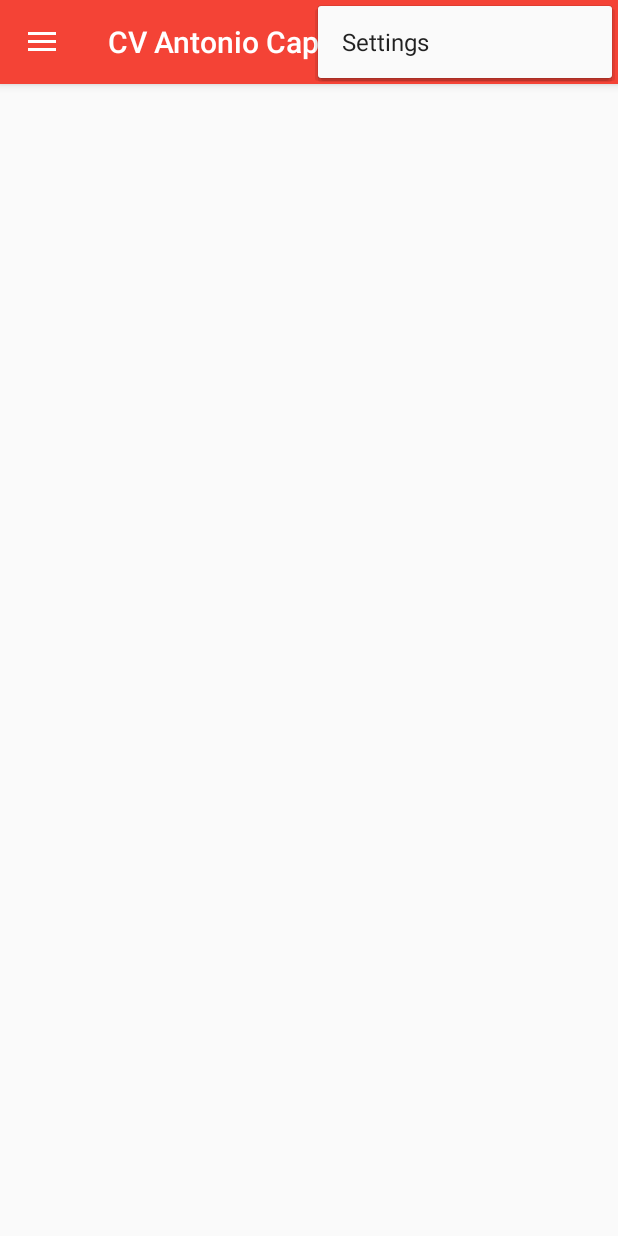
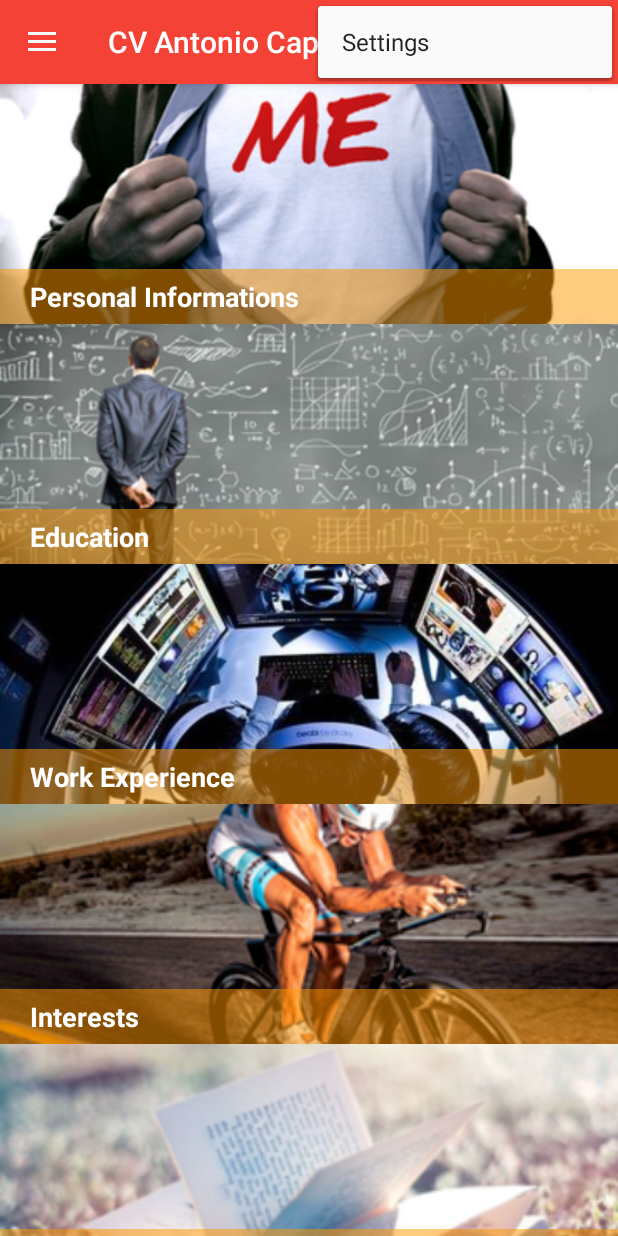
Before and after one commit to AntonioCappiello/curriculum-vitae, an Android app: the screen it shows after launch (MainActivity), with the options menu open, on a phone screen of 412 x 824 dp. Run offline under Robolectric (Android 15) with nearby library versions, the phone set to English and light mode, and no system bars; our stand-ins replace ButterKnife; libraries missing offline, so code that uses them is left out: com.orhanobut.logger; 1 statement that could not run was skipped.

Commit message:
added cv categories

```diff
--- a/app/build.gradle
+++ b/app/build.gradle
@@ -31,4 +31,5 @@ dependencies {
     compile 'de.hdodenhof:circleimageview:2.0.0'
     compile 'com.jakewharton:butterknife:7.0.1'
     compile 'com.orhanobut:logger:1.10'
+    compile 'com.android.support:recyclerview-v7:23.0.1'
 }
--- /dev/null
+++ b/app/src/main/java/com/antoniocappiello/curriculumvitae/model/Category.java
@@ -0,0 +1,27 @@
+package com.antoniocappiello.curriculumvitae.model;
+
+import com.antoniocappiello.curriculumvitae.R;
+
+public enum Category {
+    PERSONAL_INFORMATION(R.string.presona_informations, R.drawable.personal_informations),
+    EDUCATION(R.string.education, R.drawable.education),
+    WORK_EXPERIENCE(R.string.work_experience, R.drawable.work_experience),
+    INTERESTS(R.string.interests, R.drawable.interests),
+    LIBRARY(R.string.library, R.drawable.library);
+
+    private final int mTitleResourceId;
+    private final int mImageResourceId;
+
+    Category(int titleResourceId, int imageResourceId) {
+        mTitleResourceId = titleResourceId;
+        mImageResourceId = imageResourceId;
+    }
+
+    public int getTitleResourceId() {
+        return mTitleResourceId;
+    }
+
+    public int getImageResourceId() {
+        return mImageResourceId;
+    }
+}
--- a/app/src/main/java/com/antoniocappiello/curriculumvitae/view/MainActivity.java
+++ b/app/src/main/java/com/antoniocappiello/curriculumvitae/view/MainActivity.java
@@ -6,6 +6,8 @@ import android.support.v4.view.GravityCompat;
 import android.support.v4.widget.DrawerLayout;
 import android.support.v7.app.ActionBarDrawerToggle;
 import android.support.v7.app.AppCompatActivity;
+import android.support.v7.widget.LinearLayoutManager;
+import android.support.v7.widget.RecyclerView;
 import android.support.v7.widget.Toolbar;
 import android.view.Gravity;
 import android.view.Menu;
@@ -17,6 +19,8 @@ import android.webkit.WebViewClient;
 
 import com.antoniocappiello.curriculumvitae.BuildConfig;
 import com.antoniocappiello.curriculumvitae.R;
+import com.antoniocappiello.curriculumvitae.model.Category;
+import com.antoniocappiello.curriculumvitae.view.adapters.CategoryAdapter;
 
 import butterknife.Bind;
 import butterknife.ButterKnife;
@@ -36,6 +40,9 @@ public class MainActivity extends AppCompatActivity
     @Bind(R.id.nav_view)
     NavigationView mNavigationView;
 
+    @Bind(R.id.category_recycler_view)
+    RecyclerView mRecyclerView;
+
     @Override
     protected void onCreate(Bundle savedInstanceState) {
         super.onCreate(savedInstanceState);
@@ -46,7 +53,17 @@ public class MainActivity extends AppCompatActivity
 
         initNavigationDrawer();
         initWebView();
+        initCategoryRecyclerView();
 
+    }
+
+    private void initCategoryRecyclerView() {
+        mRecyclerView.setHasFixedSize(true);
+        LinearLayoutManager mLayoutManager = new LinearLayoutManager(this);
+        mRecyclerView.setLayoutManager(mLayoutManager);
+
+        CategoryAdapter mCategoryAdapter = new CategoryAdapter(Category.values());
+        mRecyclerView.setAdapter(mCategoryAdapter);
     }
 
     private void initWebView() {
--- /dev/null
+++ b/app/src/main/java/com/antoniocappiello/curriculumvitae/view/adapters/CategoryAdapter.java
@@ -0,0 +1,51 @@
+package com.antoniocappiello.curriculumvitae.view.adapters;
+
+import android.content.Context;
+import android.support.v7.widget.RecyclerView;
+import android.view.LayoutInflater;
+import android.view.View;
+import android.view.ViewGroup;
+import android.widget.ImageView;
+import android.widget.TextView;
+
+import com.antoniocappiello.curriculumvitae.R;
+import com.antoniocappiello.curriculumvitae.model.Category;
+
+public class CategoryAdapter extends RecyclerView.Adapter<CategoryAdapter.ViewHolder> {
+
+    private final Category[] mCategoryArray;
+
+    public CategoryAdapter(Category[] categoryArray) {
+        mCategoryArray = categoryArray;
+    }
+
+    @Override
+    public ViewHolder onCreateViewHolder(ViewGroup parent, int viewType) {
+        View newCategoryView = LayoutInflater.from(parent.getContext()).inflate(R.layout.category_item, parent, false);
+
+        ViewHolder viewHolder = new ViewHolder(newCategoryView);
+        return viewHolder;
+    }
+
+    @Override
+    public void onBindViewHolder(ViewHolder holder, int position) {
+        holder.mTitle.setText(mCategoryArray[position].getTitleResourceId());
+        holder.mImageView.setImageResource(mCategoryArray[position].getImageResourceId());
+    }
+
+    @Override
+    public int getItemCount() {
+        return mCategoryArray.length;
+    }
+
+    public static class ViewHolder extends RecyclerView.ViewHolder  {
+        private final TextView mTitle;
+        private final ImageView mImageView;
+
+        public ViewHolder(View categoryView) {
+            super(categoryView);
+            mTitle = (TextView) categoryView.findViewById(R.id.title);
+            mImageView = (ImageView) categoryView.findViewById(R.id.image);
+        }
+    }
+}
--- /dev/null
+++ b/app/src/main/res/layout/category_item.xml
@@ -0,0 +1,27 @@
+<?xml version="1.0" encoding="utf-8"?>
+
+<RelativeLayout
+    xmlns:android="http://schemas.android.com/apk/res/android"
+    android:layout_width="match_parent"
+    android:layout_height="@dimen/category_view_height">
+
+    <ImageView
+        android:id="@+id/image"
+        android:layout_width="match_parent"
+        android:layout_height="match_parent"
+        android:scaleType="centerCrop"/>
+
+    <TextView
+        android:id="@+id/title"
+        android:background="@color/category_titles_bg"
+        android:layout_width="match_parent"
+        android:layout_height="wrap_content"
+        android:layout_alignBottom="@+id/image"
+        android:textSize="@dimen/category_title_text_size"
+        android:textStyle="bold"
+        android:textColor="@color/white"
+        android:paddingBottom="6dp"
+        android:paddingTop="6dp"
+        android:paddingLeft="20dp"/>
+
+</RelativeLayout>
--- a/app/src/main/res/layout/content_main.xml
+++ b/app/src/main/res/layout/content_main.xml
@@ -13,5 +13,13 @@
         android:id="@+id/web_view"
         android:visibility="gone"
         android:layout_width="match_parent"
-        android:layout_height="match_parent"></WebView>
+        android:layout_height="match_parent"/>
+
+    <android.support.v7.widget.RecyclerView
+        android:id="@+id/category_recycler_view"
+        android:scrollbars="vertical"
+        android:layout_width="match_parent"
+        android:layout_height="match_parent"/>
+
+
 </RelativeLayout>
--- a/app/src/main/res/values/colors.xml
+++ b/app/src/main/res/values/colors.xml
@@ -12,5 +12,8 @@
     <color name="nav_bar_start">#FF9800</color>
     <color name="nav_bar_center">#FB6D00</color>
     <color name="nav_bar_end">#E85D00</color>
+    <color name="white">#FFFFFF</color>
+
+    <color name="category_titles_bg">#80FF9800</color>
 
 </resources>
--- a/app/src/main/res/values/dimens.xml
+++ b/app/src/main/res/values/dimens.xml
@@ -5,4 +5,7 @@
     <!-- Default screen margins, per the Android Design guidelines. -->
     <dimen name="activity_horizontal_margin">16dp</dimen>
     <dimen name="activity_vertical_margin">16dp</dimen>
+
+    <dimen name="category_title_text_size">18dp</dimen>
+    <dimen name="category_view_height">160dp</dimen>
 </resources>
--- a/app/src/main/res/values/strings.xml
+++ b/app/src/main/res/values/strings.xml
@@ -7,4 +7,9 @@
     <string name="action_settings">Settings</string>
     <string name="name">Antonio Cappiello</string>
     <string name="email">antoniocappiello1@gmail.com</string>
+    <string name="presona_informations">Personal Informations</string>
+    <string name="education">Education</string>
+    <string name="work_experience">Work Experience</string>
+    <string name="interests">Interests</string>
+    <string name="library">Library</string>
 </resources>
```
Also changed, not shown: app/src/main/res/drawable/education.png (added), app/src/main/res/drawable/interests.png (added), app/src/main/res/drawable/library.png (added), app/src/main/res/drawable/personal_informations.png (added), app/src/main/res/drawable/work_experience.jpg (added).
